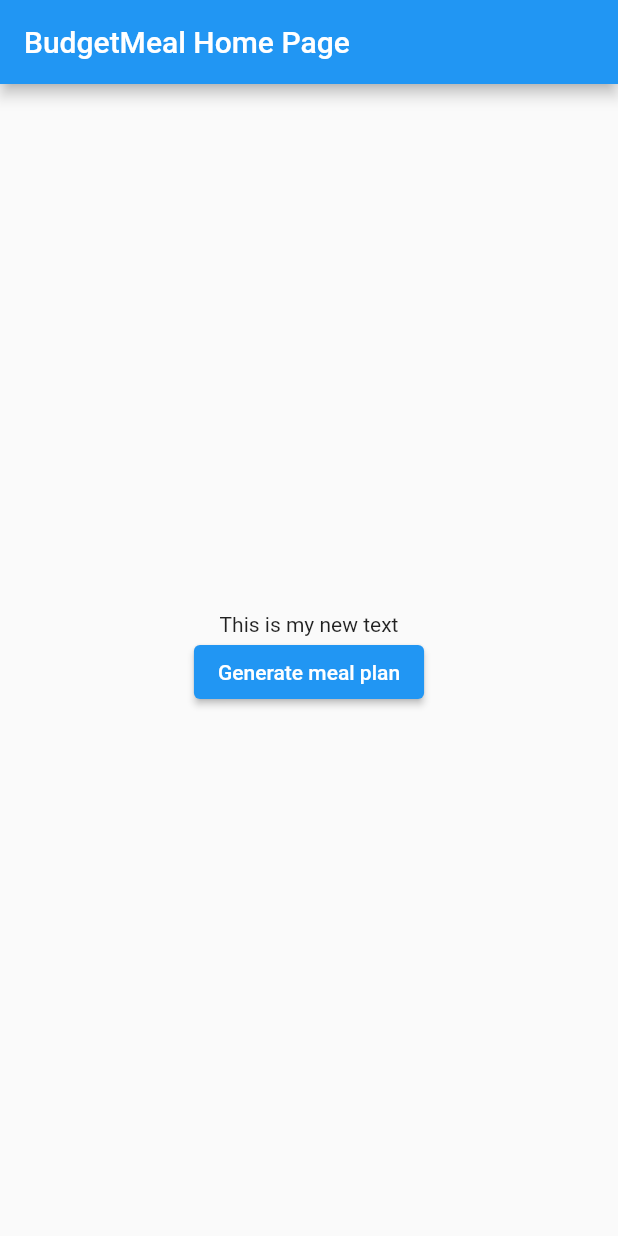
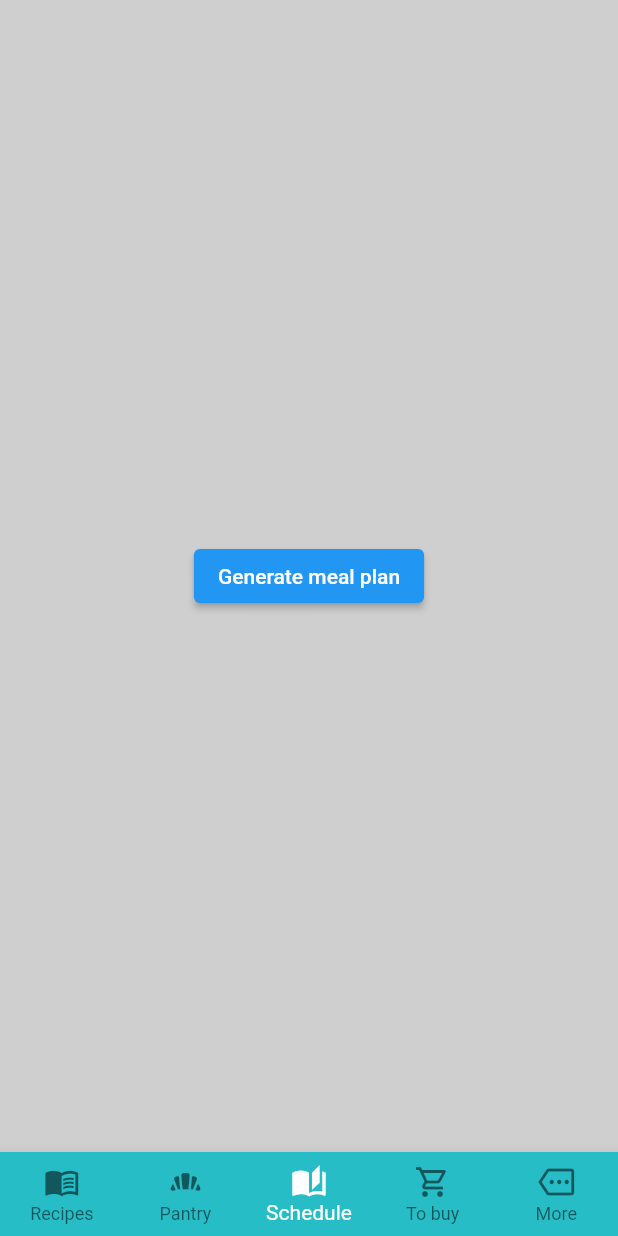
Before and after one commit to viktoriadorjan1/budget-meal, a Flutter app: the screen it shows after launch, on a phone screen of 412 x 824 dp. Run offline on Flutter 3.47's test engine with Material 2 defaults, Android fonts, the phone set to English and light mode, and no system bars.

Commit message:
feat: added bottom navigation bar.

```diff
--- /dev/null
+++ b/lib/Mealplan/MealplanModel.dart
@@ -0,0 +1,20 @@
+import 'package:http/http.dart' as http;
+import '../mealplanner.dart';
+
+MealPlanner _mealPlanner = MealPlanner();
+
+void generateMealPlan() async {
+  const serverUrl = "https://budget-meal.onrender.com/";
+  const localUrl = "http://10.0.2.2:7900";
+
+  var response = await http.post(Uri.parse(serverUrl),
+      headers: {"Content-Type": "application/json"},
+      body: _mealPlanner.createMealPlan()
+  );
+
+  print("Code: ${response.statusCode}");
+
+  if (response.statusCode == 200) {
+    print("Body: ${response.body}");
+  }
+}
--- /dev/null
+++ b/lib/Mealplan/MealplanView.dart
@@ -0,0 +1,18 @@
+import 'package:flutter/material.dart';
+import 'MealplanModel.dart';
+
+Widget Schedule() {
+  return Center(
+    child: Column(
+      mainAxisAlignment: MainAxisAlignment.center,
+      children: <Widget>[
+        ElevatedButton(
+          onPressed: () {
+            generateMealPlan();
+          },
+          child: const Text("Generate meal plan"),
+        )
+      ],
+    ),
+  );
+}
--- a/lib/Pantry.dart
+++ b/lib/Pantry/PantryModel.dart
@@ -1,6 +1,4 @@
-import 'dart:convert';
-
-import 'ingredient.dart';
+import '../RecipeBook/IngredientModel.dart';
 
 class Pantry {
   final List<Ingredient> _ingredients = [];
--- /dev/null
+++ b/lib/Pantry/PantryView.dart
@@ -0,0 +1,16 @@
+import 'package:flutter/material.dart';
+
+Widget Pantry() {
+  return Center(
+    child: Column(
+      mainAxisAlignment: MainAxisAlignment.center,
+      children: <Widget>[
+        ElevatedButton(
+          onPressed: () {
+          },
+          child: const Text("Generate pantry"),
+        )
+      ],
+    ),
+  );
+}
--- a/lib/RecipeBook.dart
+++ b/lib/RecipeBook/RecipeBookModel.dart
@@ -1,4 +1,4 @@
-import 'ingredient.dart';
+import 'IngredientModel.dart';
 
 class RecipeBook {
   List<Recipe> _recipes = [];
--- /dev/null
+++ b/lib/RecipeBook/RecipeBookView.dart
@@ -0,0 +1,15 @@
+import 'package:flutter/material.dart';
+
+Widget Recipes() {
+  return Center(
+    child: Column(
+      mainAxisAlignment: MainAxisAlignment.center,
+      children: <Widget>[
+        ElevatedButton(
+          onPressed: () {},
+          child: const Text("Add recipe"),
+        )
+      ],
+    ),
+  );
+}
--- /dev/null
+++ b/lib/Settings/SettingsView.dart
@@ -0,0 +1,16 @@
+import 'package:flutter/material.dart';
+
+Widget More() {
+  return Center(
+    child: Column(
+      mainAxisAlignment: MainAxisAlignment.center,
+      children: <Widget>[
+        ElevatedButton(
+          onPressed: () {
+          },
+          child: const Text("More..."),
+        )
+      ],
+    ),
+  );
+}
--- /dev/null
+++ b/lib/WebStore/ShoppingList.dart
@@ -0,0 +1,16 @@
+import 'package:flutter/material.dart';
+
+Widget Shopping() {
+  return Center(
+    child: Column(
+      mainAxisAlignment: MainAxisAlignment.center,
+      children: <Widget>[
+        ElevatedButton(
+          onPressed: () {
+          },
+          child: const Text("Create shopping list"),
+        )
+      ],
+    ),
+  );
+}
--- a/lib/webshop.dart
+++ b/lib/WebStore/webshop.dart
@@ -1,5 +1,5 @@
-import 'RecipeBook.dart';
-import 'ingredient.dart';
+import '../RecipeBook/RecipeBookModel.dart';
+import '../RecipeBook/IngredientModel.dart';
 
 class WebShop {
   List<Ingredient> _webShopItems = [];
--- a/lib/main.dart
+++ b/lib/main.dart
@@ -1,9 +1,10 @@
-import 'package:budget_meal/mealplanner.dart';
 import 'package:flutter/material.dart';
-import 'package:http/http.dart' as http;
 
-
-MealPlanner _mealPlanner = MealPlanner();
+import 'RecipeBook/RecipeBookView.dart';
+import 'Pantry/PantryView.dart';
+import 'WebStore/ShoppingList.dart';
+import 'Settings/SettingsView.dart';
+import 'Mealplan/MealplanView.dart';
 
 void main() {
   runApp(const MyApp());
@@ -15,14 +16,8 @@ class MyApp extends StatelessWidget {
   // This widget is the root of your application.
   @override
   Widget build(BuildContext context) {
-    //_mealPlanner.createMealPlan(Pantry(), RecipeBook(), WebShop());
-
-    return MaterialApp(
-      title: 'BudgetMeal',
-      theme: ThemeData(
-        primarySwatch: Colors.blue,
-      ),
-      home: const MyHomePage(title: 'BudgetMeal Home Page'),
+    return const MaterialApp(
+      home: MyHomePage(title: 'BudgetMeal Home Page'),
     );
   }
 }
@@ -38,44 +33,36 @@ class MyHomePage extends StatefulWidget {
 
 class _MyHomePageState extends State<MyHomePage> {
 
+  int _currentIndex = 2;
+
+  final List _pages = [
+    Recipes(),
+    Pantry(),
+    Schedule(),
+    Shopping(),
+    More()
+  ];
+
   @override
   Widget build(BuildContext context) {
     return Scaffold(
-      appBar: AppBar(
-        title: Text(widget.title),
-      ),
-      body: Center(
-        child: Column(
-          mainAxisAlignment: MainAxisAlignment.center,
-          children: <Widget>[
-            const Text(
-              'This is my new text',
-            ),
-            ElevatedButton(
-              onPressed: () {
-                generateMealPlan();
-              },
-              child: const Text("Generate meal plan"),
-            )
-          ],
-        ),
-      ),
-    );
-  }
-
-  void generateMealPlan() async {
-    const serverUrl = "https://budget-meal.onrender.com/";
-    const localUrl = "http://10.0.2.2:3306";
-
-    var response = await http.post(Uri.parse(localUrl),
-        headers: {"Content-Type": "application/json"},
-        body: _mealPlanner.createMealPlan()
-        );
-
-    print("Code: ${response.statusCode}");
-
-    if (response.statusCode == 200) {
-      print("Body: ${response.body}");
-    }
+      backgroundColor: const Color(0xFFCFCFCF),
+      body: _pages[_currentIndex],
+    bottomNavigationBar: BottomNavigationBar(
+      type: BottomNavigationBarType.fixed,
+      backgroundColor: const Color(0xFF26BDC6),
+      items: const <BottomNavigationBarItem>[
+        BottomNavigationBarItem(icon: Icon(Icons.menu_book_outlined), label: 'Recipes'),
+        BottomNavigationBarItem(icon: Icon(Icons.bakery_dining_rounded), label: 'Pantry'),
+        BottomNavigationBarItem(icon: Icon(Icons.auto_stories), label: 'Schedule'),
+        BottomNavigationBarItem(icon: Icon(Icons.shopping_cart_outlined), label: 'To buy'),
+        BottomNavigationBarItem(icon: Icon(Icons.more_outlined), label: 'More'),
+      ],
+      currentIndex: _currentIndex,
+      selectedItemColor: Colors.white,
+      onTap: (index) => setState(() {
+        _currentIndex = index;
+      }),
+    ));
   }
 }
```
Also changed, not shown: lib/mealplanner.dart (+4 -4 lines), lib/RecipeBook/IngredientModel.dart (renamed from lib/ingredient.dart), 1 other file.
